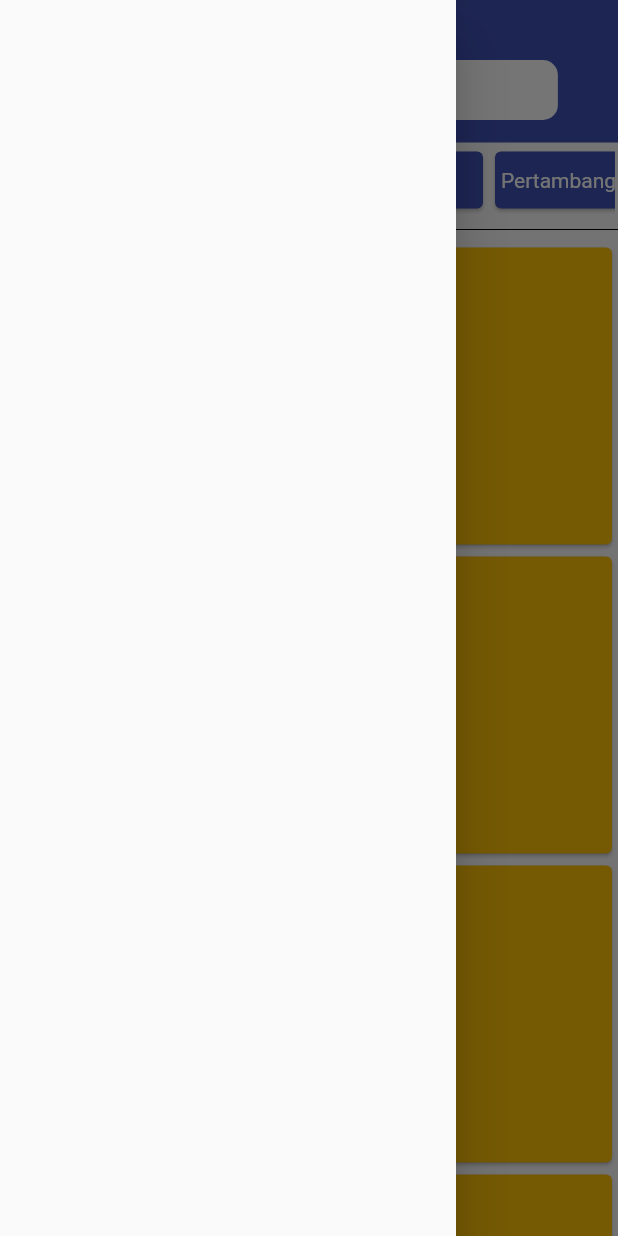
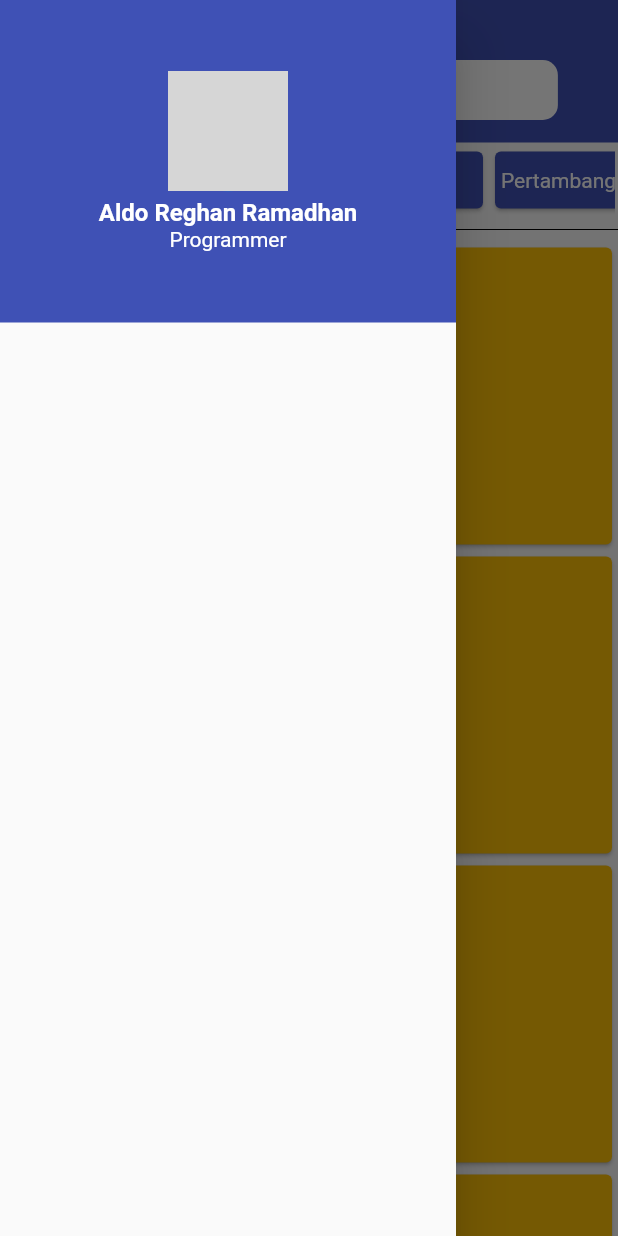
Before and after one commit to AldoReghan/IDEAShare, a Flutter app: the screen it shows after launch, with the side drawer open, on a phone screen of 412 x 824 dp. Run offline on Flutter 3.47's test engine with Material 2 defaults, Android fonts, the phone set to English and light mode, and no system bars; network calls fail; grey boxes are pictures that could not be loaded.

```diff
--- a/lib/pages/home.dart
+++ b/lib/pages/home.dart
@@ -19,7 +19,32 @@ class _HomeState extends State<Home> {
   GlobalKey<ScaffoldState> _key = GlobalKey();
 
   buildDrawer() {
-    return Drawer();
+    return Drawer(
+      child: ListView(
+        padding: EdgeInsets.zero,
+        children: [
+          Container(
+            height: 215,
+            width: MediaQuery.of(context).size.width,
+            decoration: BoxDecoration(
+              color: Colors.indigo,
+            ),
+            child: Column(
+              mainAxisAlignment: MainAxisAlignment.center,
+              children: [
+                CircleAvatar(
+                  maxRadius: 40,
+                  backgroundImage: NetworkImage("https://lh3.googleusercontent.com/ogw/ADGmqu_lFB61JWUrBHjn-piv1VDROO3cbQsBYuv_PVZ_IQ=s83-c-mo")
+                ),
+                SizedBox(height: 5,),
+                Text("Aldo Reghan Ramadhan", style: TextStyle(color: Colors.white, fontWeight: FontWeight.bold, fontSize: 16),),
+                Text("Programmer", style: TextStyle(color: Colors.white),)
+              ],
+            ),
+          )
+        ],
+      )
+    );
   }
 
   Widget setAppBar(GlobalKey<ScaffoldState> globalKey) {
@@ -46,7 +71,7 @@ class _HomeState extends State<Home> {
                     )),
                 Container(
                   height: 40,
-                  width: MediaQuery.of(context).size.width/1.3,
+                  width: MediaQuery.of(context).size.width / 1.3,
                   margin: EdgeInsets.only(bottom: 15),
                   decoration: BoxDecoration(
                       color: Colors.white,
```
